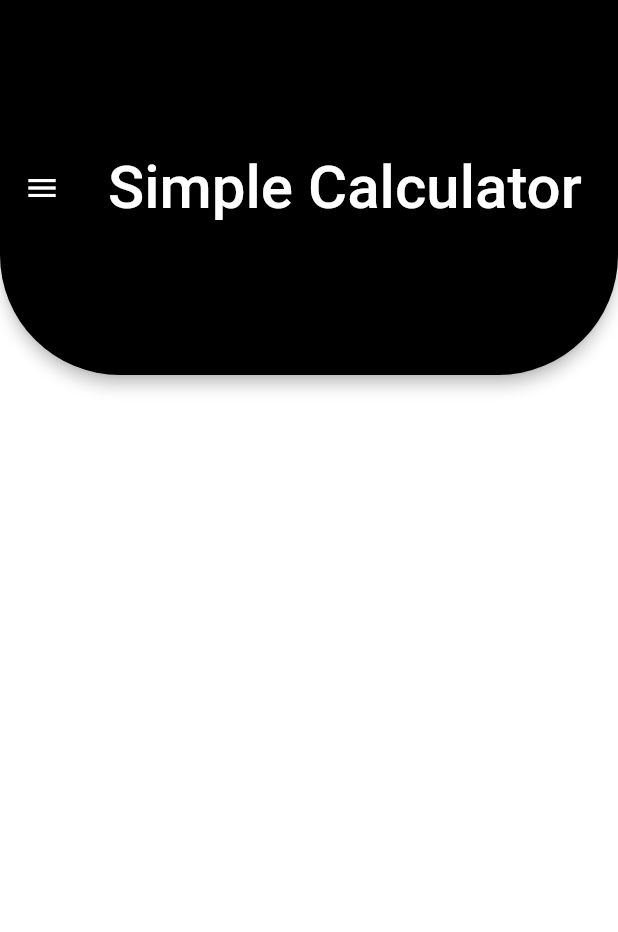
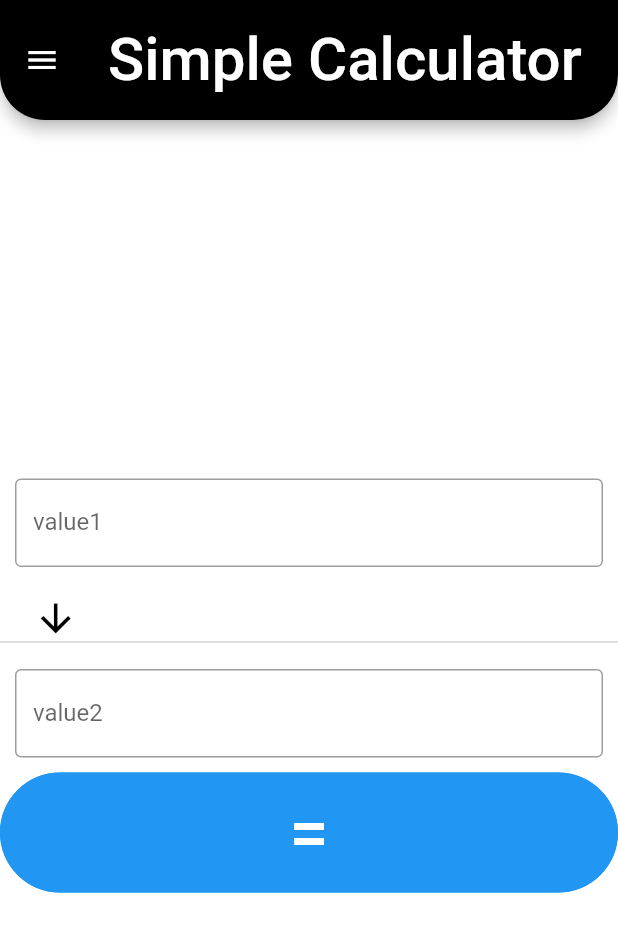
Before and after one commit to muhammad-bilal-1/BSCS_B15_SEC_A_051, a Flutter app: the screen it shows after launch, after a tap on "Simple Calculator", on a phone screen of 412 x 824 dp. Shown: the top 932 px of the screen. Run offline on Flutter 3.47's test engine with Material 2 defaults, Android fonts, the phone set to English and light mode, and no system bars; our stand-ins replace audioplayers, math_expressions; missing offline and left inert: splash_screen_view; network calls fail.

Commit message:
Calculator App in flutter
Full app designed

```diff
--- a/calculator/lib/main.dart
+++ b/calculator/lib/main.dart
@@ -448,6 +448,9 @@ class Simple extends StatefulWidget {
 }
 
 class _SimpleState extends State<Simple> {
+  TextEditingController value1 = TextEditingController();
+  TextEditingController value2 = TextEditingController();
+  String c1;
   @override
   Widget build(BuildContext context) {
     return SafeArea(
@@ -456,7 +459,7 @@ class _SimpleState extends State<Simple> {
       backgroundColor: Colors.white,
       appBar: AppBar(
         centerTitle: true,
-        toolbarHeight: 250.0,
+        toolbarHeight: 80.0,
         title: Text(
           'Simple Calculator',
           style: TextStyle(
@@ -467,7 +470,7 @@ class _SimpleState extends State<Simple> {
         backgroundColor: Colors.black,
         shape: RoundedRectangleBorder(
           borderRadius: BorderRadius.vertical(
-            bottom: Radius.circular(80),
+            bottom: Radius.circular(30),
           ),
         ),
       ),
@@ -537,7 +540,91 @@ class _SimpleState extends State<Simple> {
           ],
         ),
       ),
-      body: Container(),
+      body: Container(
+        child: Column(
+          crossAxisAlignment: CrossAxisAlignment.stretch,
+          mainAxisAlignment: MainAxisAlignment.center,
+          children: [
+            Padding(
+              padding: EdgeInsets.all(10),
+              child: TextField(
+                controller: value1,
+                decoration: InputDecoration(
+                  border: OutlineInputBorder(),
+                  labelText: 'value1',
+                ),
+              ),
+            ),
+            Container(
+              child: DropdownButton<String>(
+                focusColor: Colors.black,
+                icon: Icon(Icons.arrow_downward),
+                iconSize: 30,
+                iconEnabledColor: Colors.black,
+                elevation: 16,
+                style:
+                    TextStyle(color: Colors.amber, fontWeight: FontWeight.bold),
+                onChanged: (String newValue) {
+                  setState(() {
+                    c1 = newValue;
+                  });
+                },
+                items: <String>['+', '-', '/', '*', '%']
+                    .map<DropdownMenuItem<String>>((String value) {
+                  return DropdownMenuItem<String>(
+                    value: value,
+                    child: Text(
+                      value,
+                      style: TextStyle(
+                        color: Colors.black,
+                        fontSize: 30.0,
+                      ),
+                    ),
+                  );
+                }).toList(),
+              ),
+            ),
+            Padding(
+              padding: EdgeInsets.all(10),
+              child: TextField(
+                controller: value2,
+                decoration: InputDecoration(
+                  border: OutlineInputBorder(),
+                  labelText: 'value2',
+                ),
+              ),
+            ),
+            FlatButton(
+              shape: RoundedRectangleBorder(
+                borderRadius: BorderRadius.circular(60.0),
+                side: BorderSide(
+                  color: Colors.blue,
+                ),
+              ),
+              onPressed: () {
+                setState(() {
+                  Navigator.push(
+                    context,
+                    new MaterialPageRoute(
+                      builder: (context) => new Simple(),
+                    ),
+                  );
+                });
+              },
+              color: Colors.blue,
+              height: 80.0,
+              textColor: Colors.white,
+              child: Text(
+                '=',
+                style: TextStyle(
+                  color: Colors.white,
+                  fontSize: 47.0,
+                ),
+              ),
+            ),
+          ],
+        ),
+      ),
     )));
   }
 }
```
